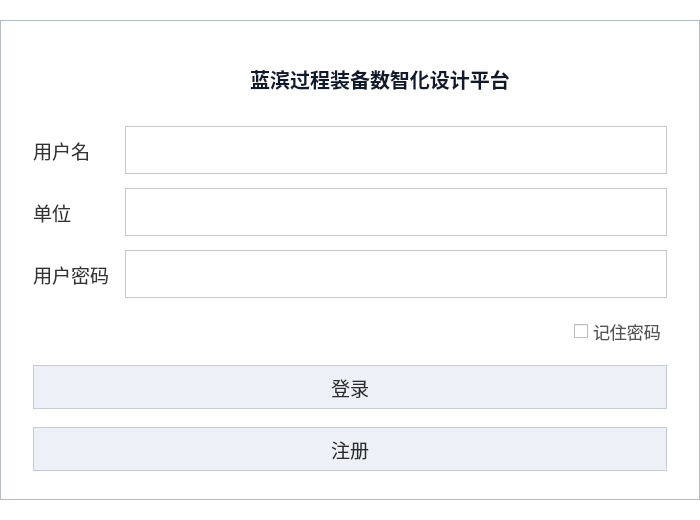
This is login.ui in coconutwatersysdmg/DongLanpec as Qt 5 draws it before an edit. The edited form follows.
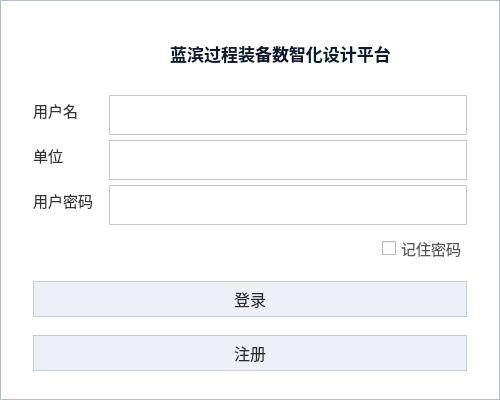
This is the edited form.

Diff of the .ui file:
```diff
--- a/login.ui
+++ b/login.ui
@@ -6,8 +6,8 @@
    <rect>
     <x>0</x>
     <y>0</y>
-    <width>700</width>
-    <height>520</height>
+    <width>500</width>
+    <height>400</height>
    </rect>
   </property>
   <property name="windowTitle">
@@ -22,7 +22,7 @@
     border: 1px solid #b6bcc8;
 }
 QLabel#label_platform {
-    font-size: 15pt;
+    font-size: 13pt;
     font-weight: bold;
     color: #0f1a2d;
 }
@@ -32,23 +32,23 @@
 QLabel#username_label,
 QLabel#company_label,
 QLabel#password_label {
-    font-size: 14pt;
+    font-size: 11pt;
     color: #333333;
 }
 QLineEdit {
     background-color: #ffffff;
     border: 1px solid #c9c9c9;
-    min-height: 38px;
+    min-height: 30px;
     padding: 4px 10px;
-    font-size: 14pt;
+    font-size: 11pt;
 }
 QCheckBox {
-    font-size: 13pt;
+    font-size: 11pt;
     color: #555555;
 }
 QPushButton {
-    min-height: 42px;
-    font-size: 14pt;
+    min-height: 34px;
+    font-size: 12pt;
     color: #2b2b2b;
     border: 1px solid #c5ccd8;
     background-color: #edf1f7;
@@ -84,13 +84,13 @@
      </property>
      <property name="minimumSize">
       <size>
-       <width>660</width>
-       <height>480</height>
+       <width>460</width>
+       <height>360</height>
       </size>
      </property>
      <property name="maximumSize">
       <size>
-       <width>700</width>
+       <width>500</width>
        <height>16777215</height>
       </size>
      </property>
```
